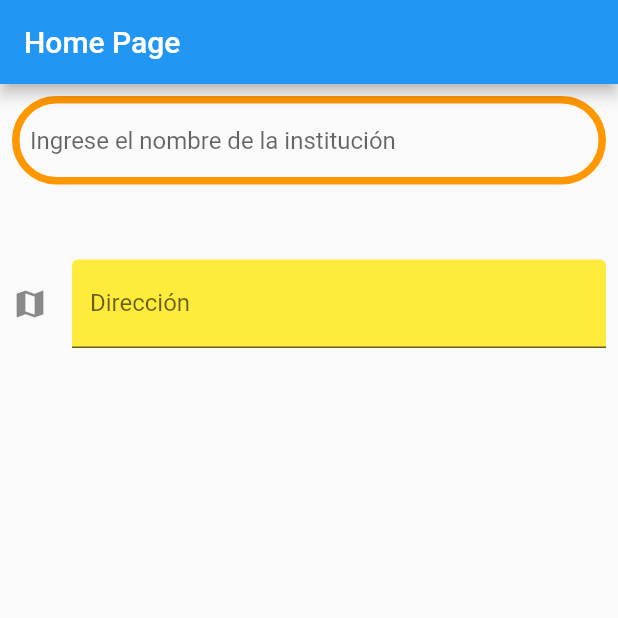
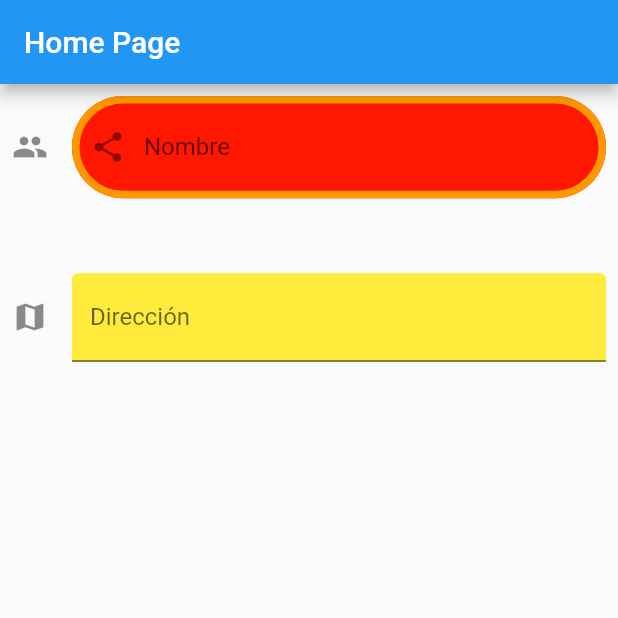
Before and after one commit to fr4nsgallegos/recetasapp, a Flutter app: the screen it shows after launch, on a phone screen of 412 x 824 dp, the top half of it. Run offline on Flutter 3.47's test engine with Material 2 defaults, Android fonts, the phone set to English and light mode, and no system bars.

```diff
--- a/lib/pages/home_page.dart
+++ b/lib/pages/home_page.dart
@@ -20,16 +20,18 @@ class _HomePageState extends State<HomePage> {
             child: Column(
               children: [
                 TextField(
+                  // focusNode: FocusNode(),
+                  // enabled: false, //deshabilita el text field
                   decoration: InputDecoration(
                     hintText: "Ingrese el nombre de la institución",
 
-                    //ESTILO MÁS GENERICO
-                    // label: Text("Nombre"),
-                    // icon: Icon(Icons.people),
-                    // prefixIcon: Icon(Icons.share),
-                    // suffix: Icon(Icons.abc),
-                    // filled: true,
-                    // fillColor: Color.fromARGB(255, 255, 23, 2),
+                    // ESTILO MÁS GENERICO
+                    label: Text("Nombre"),
+                    icon: Icon(Icons.people),
+                    prefixIcon: Icon(Icons.share),
+                    suffix: Icon(Icons.abc),
+                    filled: true,
+                    fillColor: Color.fromARGB(255, 255, 23, 2),
 
                     //EL ESTILO QUE TOMA AL INICIO SIN QUE SE SELECCIONE EL TEXTFIELD
                     enabledBorder: OutlineInputBorder(
@@ -53,6 +55,7 @@ class _HomePageState extends State<HomePage> {
                   height: 50,
                 ),
                 TextField(
+                  // enabled: false,//deshabilita el text field
                   decoration: InputDecoration(
                     hintText: "Ingrese la dirección de la institución",
                     label: Text("Dirección"),
```
